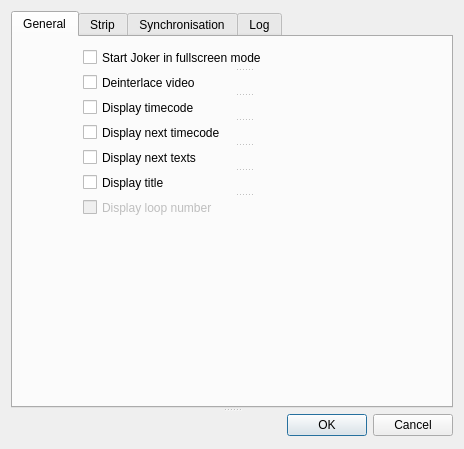
This is app/Joker/PreferencesDialog.ui in JokerSync/Joker as Qt 5 draws it before an edit. The edited form follows.
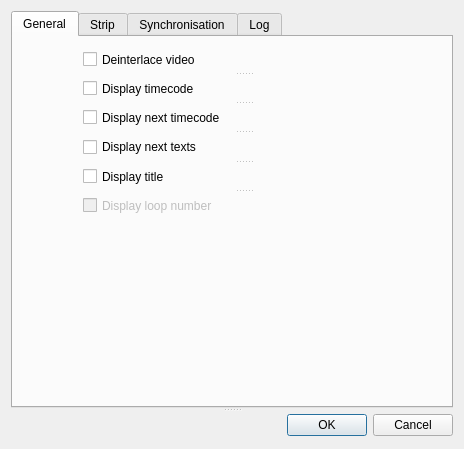
This is the edited form.

Patch:
```diff
--- a/app/Joker/PreferencesDialog.ui
+++ b/app/Joker/PreferencesDialog.ui
@@ -42,17 +42,6 @@
         <property name="orientation">
          <enum>Qt::Vertical</enum>
         </property>
-        <widget class="QCheckBox" name="cBoxFullscreen">
-         <property name="layoutDirection">
-          <enum>Qt::LeftToRight</enum>
-         </property>
-         <property name="text">
-          <string>Start Joker in fullscreen mode</string>
-         </property>
-         <property name="tristate">
-          <bool>false</bool>
-         </property>
-        </widget>
         <widget class="QCheckBox" name="cBoxDeinterlace">
          <property name="layoutDirection">
           <enum>Qt::LeftToRight</enum>
```
